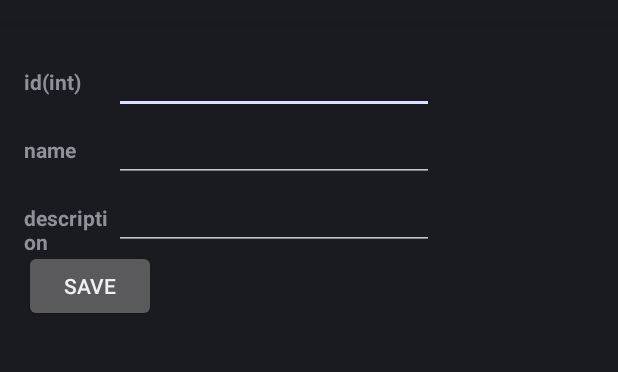
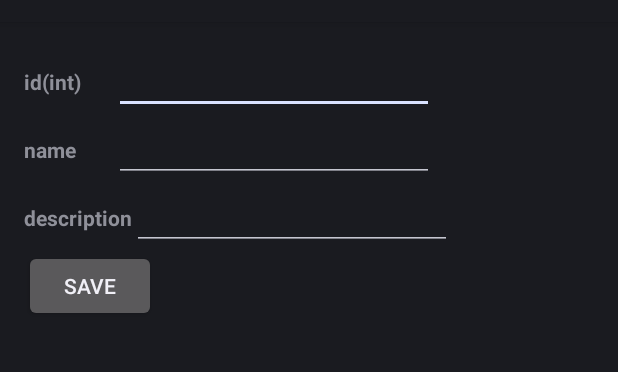
Before and after one commit to CMPUT301F15T02/Xperts, an Android app: the AddServiceActivity screen opened directly, with no data from a screen before it, on a phone screen of 412 x 824 dp, the part 62-434 px from its top. Run offline under Robolectric (Android 15) with nearby library versions, the phone set to English and light mode, and no system bars; 1 statement that could not run was skipped.

Commit message:
fixed project to get it running

```diff
--- a/XpertsApp/app/build.gradle
+++ b/XpertsApp/app/build.gradle
@@ -3,7 +3,6 @@ apply plugin: 'com.android.application'
 android {
     compileSdkVersion 18
     buildToolsVersion "22.0.1"
-
     defaultConfig {
         applicationId "ca.ualberta.cs.xpertsapp"
         minSdkVersion 18
@@ -17,9 +16,10 @@ android {
             proguardFiles getDefaultProguardFile('proguard-android.txt'), 'proguard-rules.pro'
         }
     }
+    productFlavors {
+    }
 }
 
 dependencies {
-    compile fileTree(dir: 'libs', include: ['*.jar'])
-    compile 'com.google.code.gson:gson:2.3.1'
+    compile 'com.google.code.gson:gson:2.4'
 }
--- a/XpertsApp/app/src/main/java/ca/ualberta/cs/xpertsapp/views/AddServiceActivity.java
+++ b/XpertsApp/app/src/main/java/ca/ualberta/cs/xpertsapp/views/AddServiceActivity.java
@@ -39,7 +39,7 @@ public class AddServiceActivity extends Activity {
 		TextView description = (TextView) findViewById(R.id.detailsDescriptionText);
 
 		Service newService = new Service();
-		newService.setId(Integer.parseInt(id.getText().toString()));
+		newService.setId(id.getText().toString());
 		newService.setName(name.getText().toString());
 		newService.setDescription(description.getText().toString());
 
--- a/XpertsApp/app/src/main/res/layout/activity_add_service.xml
+++ b/XpertsApp/app/src/main/res/layout/activity_add_service.xml
@@ -58,7 +58,7 @@
             android:layout_height="wrap_content" >
 
             <TextView
-                android:layout_width="60dp"
+                android:layout_width="wrap_content"
                 android:layout_height="wrap_content"
                 android:text="description"
                 android:textStyle="bold" />
```
Also changed, not shown: XpertsApp/app/src/main/res/layout/list_item.xml (+5 -3 lines), 2 other files.
